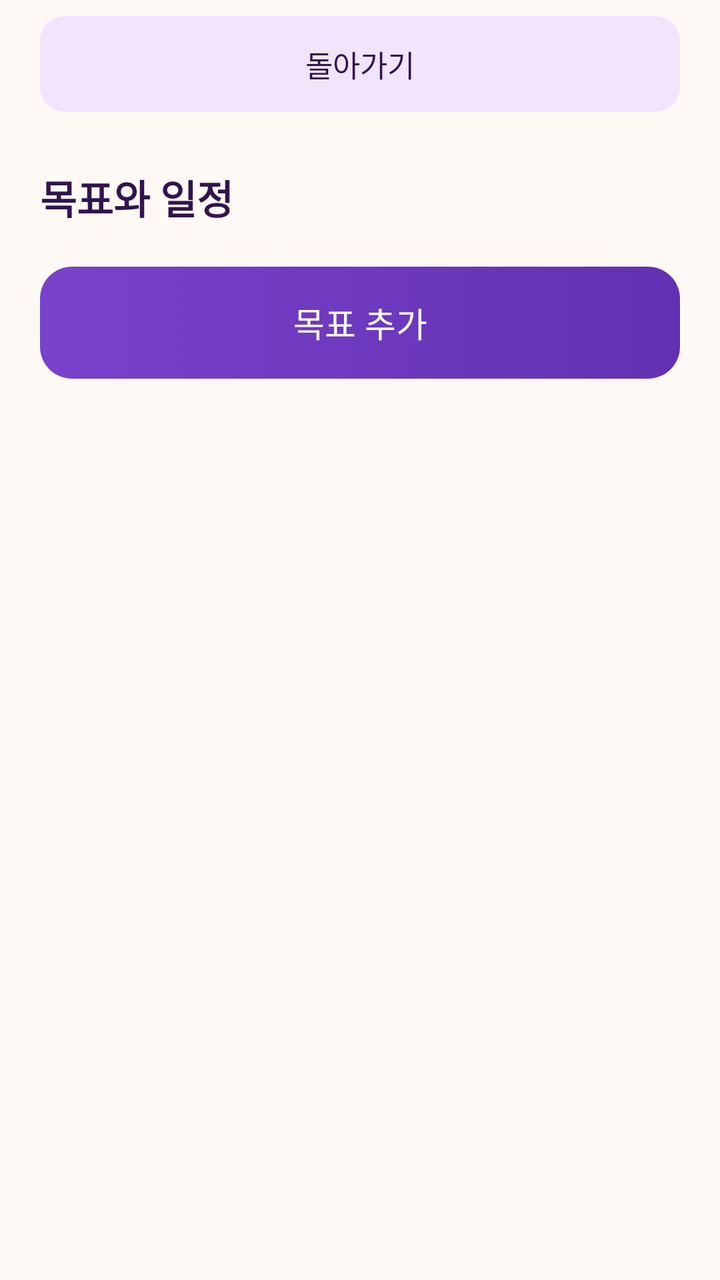
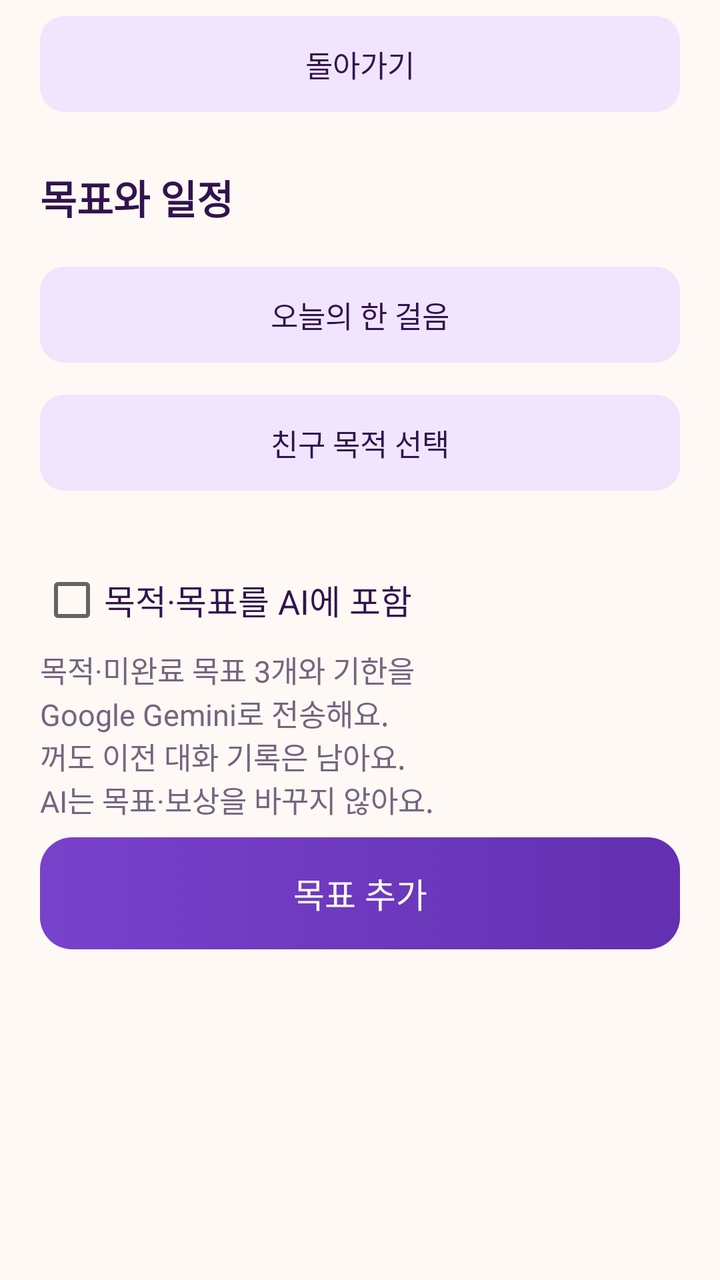

Two renders of the same Android screen: before a commit and after it. Below are the layout's source before the change and the commit's diff.
<!-- AndroidManifest.xml: application theme android:Theme.Material.Light.NoActionBar -->
<!-- res/layout/screen_goals.xml -->
<?xml version="1.0" encoding="utf-8"?>
<LinearLayout xmlns:android="http://schemas.android.com/apk/res/android"
    style="@style/Page" android:orientation="vertical">
    <Button android:id="@+id/goals_back" style="@style/SecondaryButton" android:text="@string/goals_back" />
    <TextView android:id="@+id/goals_title" style="@style/SectionTitle" android:text="@string/goals_title" />
    <ScrollView android:layout_width="match_parent" android:layout_height="0dp"
        android:layout_weight="1" android:fillViewport="true">
        <LinearLayout android:layout_width="match_parent" android:layout_height="wrap_content"
            android:orientation="vertical">
            <Button android:id="@+id/add_goal" style="@style/PrimaryButton" android:text="@string/goals_add" />
            <TextView android:id="@+id/goals_error" style="@style/SecondaryText"
                android:accessibilityLiveRegion="polite" android:visibility="gone" />
            <LinearLayout android:id="@+id/goals_list" android:layout_width="match_parent"
                android:layout_height="wrap_content" android:orientation="vertical" />
        </LinearLayout>
    </ScrollView>
</LinearLayout>
<!-- resources referenced by this layout -->
<resources>
  <string name="goals_add">목표 추가</string>
  <string name="goals_back">돌아가기</string>
  <string name="goals_title">목표와 일정</string>
  <style name="Page">
          <item name="android:layout_width">match_parent</item>
          <item name="android:layout_height">match_parent</item>
          <item name="android:orientation">vertical</item>
          <item name="android:background">@color/canvas</item>
          <item name="android:paddingStart">20dp</item>
          <item name="android:paddingEnd">20dp</item>
      </style>
  <style name="SecondaryButton" parent="PrimaryButton">
          <item name="android:background">@drawable/bg_choice</item>
          <item name="android:textColor">@color/ink</item>
          <item name="android:minHeight">48dp</item>
          <item name="android:textSize">15sp</item>
      </style>
  <style name="SecondaryText" parent="BodyText">
          <item name="android:textSize">15sp</item>
          <item name="android:textColor">@color/muted</item>
      </style>
  <style name="SectionTitle" parent="BodyText">
          <item name="android:textSize">20sp</item>
          <item name="android:textStyle">bold</item>
          <item name="android:layout_marginTop">20dp</item>
          <item name="android:layout_marginBottom">12dp</item>
      </style>
  <color name="canvas">#FFF9F5</color>
  <!-- drawable bg_primary (drawable) -->
  <ripple xmlns:android="http://schemas.android.com/apk/res/android" android:color="@color/ripple">
      <item><selector>
          <item android:state_enabled="false"><shape><solid android:color="@color/disabled"/><corners android:radius="16dp"/></shape></item>
          <item android:state_pressed="true"><shape><solid android:color="@color/primary_pressed"/><corners android:radius="16dp"/></shape></item>
          <item><shape><gradient android:angle="0" android:startColor="@color/primary" android:endColor="@color/primary_pressed"/><corners android:radius="16dp"/></shape></item>
      </selector></item>
  </ripple>
  <!-- drawable bg_choice (drawable) -->
  <ripple xmlns:android="http://schemas.android.com/apk/res/android" android:color="@color/ripple">
      <item><selector>
          <item android:state_selected="true"><shape><solid android:color="@color/primary"/><corners android:radius="12dp"/></shape></item>
          <item><shape><solid android:color="@color/lavender"/><corners android:radius="12dp"/></shape></item>
      </selector></item>
  </ripple>
  <color name="ink">#32134D</color>
  <style name="BodyText">
          <item name="android:layout_width">match_parent</item>
          <item name="android:layout_height">wrap_content</item>
          <item name="android:textColor">@color/ink</item>
          <item name="android:textSize">17sp</item>
          <item name="android:breakStrategy">simple</item>
      </style>
  <color name="muted">#756580</color>
  <color name="ripple">#307842CB</color>
  <color name="disabled">#E7DDF0</color>
  <color name="primary_pressed">#6330B1</color>
  <color name="primary">#7842CB</color>
  <color name="lavender">#F0E5FC</color>
  <!-- unchanged entries left out for length: 1 -->
</resources>

<!-- the commit's change to res/layout/screen_goals.xml (unified diff, before → after) -->
@@ -7,6 +7,12 @@
         android:layout_weight="1" android:fillViewport="true">
         <LinearLayout android:layout_width="match_parent" android:layout_height="wrap_content"
             android:orientation="vertical">
+            <Button android:id="@+id/goals_journey" style="@style/SecondaryButton" android:text="@string/journey_open" />
+            <Button android:id="@+id/edit_purposes" style="@style/SecondaryButton" android:text="@string/goals_purposes" />
+            <TextView android:id="@+id/purpose_summary" style="@style/BodyText" />
+            <CheckBox android:id="@+id/share_goals" style="@style/BodyText"
+                android:minHeight="48dp" android:text="@string/goals_share" />
+            <TextView style="@style/SecondaryText" android:text="@string/goals_share_notice" />
             <Button android:id="@+id/add_goal" style="@style/PrimaryButton" android:text="@string/goals_add" />
             <TextView android:id="@+id/goals_error" style="@style/SecondaryText"
                 android:accessibilityLiveRegion="polite" android:visibility="gone" />
<!-- resource entries referenced after the edit -->
@@ -2,7 +2,11 @@
 <resources>
   <string name="goals_add">목표 추가</string>
   <string name="goals_back">돌아가기</string>
+  <string name="goals_purposes">친구 목적 선택</string>
+  <string name="goals_share">목적·목표를 AI에 포함</string>
+  <string name="goals_share_notice">목적·미완료 목표 3개와 기한을\nGoogle Gemini로 전송해요.\n꺼도 이전 대화 기록은 남아요.\nAI는 목표·보상을 바꾸지 않아요.</string>
   <string name="goals_title">목표와 일정</string>
+  <string name="journey_open">오늘의 한 걸음</string>
   <style name="Page">
           <item name="android:layout_width">match_parent</item>
           <item name="android:layout_height">match_parent</item>
